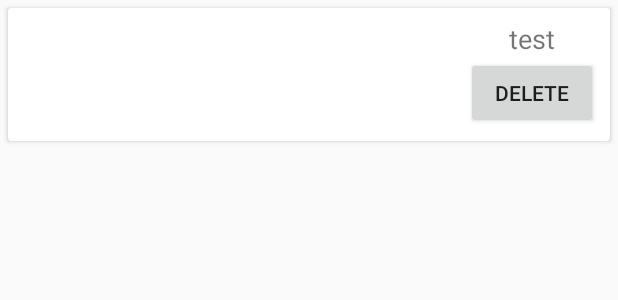
After one commit to PD3-ABCD/HomeMade, an Android app: the layout food_items_seller.xml on its own in the app's theme, with its tools: preview values and no code run, on a phone screen of 412 x 824 dp. The commit adds this screen. Shown: the top 300 px of the screen. Run offline under Robolectric (Android 15) with nearby library versions, the phone set to English and light mode, and no system bars.

Commit message:
Delete Food Item Done

```diff
--- a/app/src/main/java/com/example/MaaKaKhana/ui/login_home/MyAdapter.java
+++ b/app/src/main/java/com/example/MaaKaKhana/ui/login_home/MyAdapter.java
@@ -26,7 +26,7 @@ public class MyAdapter extends RecyclerView.Adapter<MyAdapter.ViewHolder> {
     @Override
 
     public ViewHolder onCreateViewHolder(@NonNull ViewGroup parent, int viewType) {
-        View view= LayoutInflater.from(parent.getContext()).inflate(R.layout.list_data,parent,false);
+        View view= LayoutInflater.from(parent.getContext()).inflate(R.layout.food_items,parent,false);
         return new ViewHolder(view);
     }
 
--- /dev/null
+++ b/app/src/main/res/layout/food_items_seller.xml
@@ -0,0 +1,65 @@
+<?xml version="1.0" encoding="utf-8"?>
+
+<androidx.cardview.widget.CardView xmlns:android="http://schemas.android.com/apk/res/android"
+    android:layout_width="match_parent"
+    android:layout_height="wrap_content"
+    xmlns:app="http://schemas.android.com/apk/res-auto"
+    android:layout_margin="5dp"
+    android:orientation="vertical">
+
+    <androidx.constraintlayout.widget.ConstraintLayout
+        android:layout_width="match_parent"
+        android:layout_height="wrap_content"
+        android:gravity="center|left"
+        android:orientation="vertical"
+        android:padding="8dp">
+
+
+
+        <TextView
+            android:id="@+id/name1"
+            android:layout_width="wrap_content"
+            android:layout_height="wrap_content"
+
+            android:textSize="24sp"
+            app:layout_constraintTop_toTopOf="parent"
+            app:layout_constraintLeft_toLeftOf="parent">
+
+        </TextView>
+
+        <TextView
+            android:id="@+id/description1"
+            android:layout_width="wrap_content"
+            android:layout_height="wrap_content"
+            android:layout_below="@id/name1"
+            android:textSize="16sp"
+            app:layout_constraintTop_toBottomOf="@id/name1"
+            app:layout_constraintStart_toStartOf="@id/name1">
+
+        </TextView>
+
+        <TextView
+            android:id="@+id/price1"
+            android:layout_width="wrap_content"
+            android:layout_height="wrap_content"
+            android:layout_above="@+id/btn"
+            android:text="test"
+            app:layout_constraintEnd_toEndOf="parent"
+            app:layout_constraintTop_toTopOf="parent"
+            android:gravity="center"
+            android:textSize="18sp"
+            app:layout_constraintStart_toStartOf="@id/btn1"/>
+
+        <Button
+            android:id="@+id/btn1"
+            android:layout_width="wrap_content"
+            android:layout_height="wrap_content"
+            android:layout_below="@id/description1"
+            android:layout_alignParentEnd="true"
+            android:layout_alignParentRight="true"
+            android:text="Delete"
+            app:layout_constraintEnd_toEndOf="parent"
+            app:layout_constraintTop_toBottomOf="@id/price1" />
+
+    </androidx.constraintlayout.widget.ConstraintLayout>
+</androidx.cardview.widget.CardView>
--- a/app/src/main/res/layout/fragment_seller.xml
+++ b/app/src/main/res/layout/fragment_seller.xml
@@ -180,7 +180,7 @@
         android:layout_height="wrap_content"
         android:ems="10"
         android:hint="Enter Quantity"
-        android:inputType="textPersonName"
+        android:inputType="number"
         app:layout_constraintBottom_toBottomOf="parent"
         app:layout_constraintEnd_toEndOf="parent"
         app:layout_constraintHorizontal_bias="0.813"
--- a/app/src/main/res/menu/nav_drawer_menu.xml
+++ b/app/src/main/res/menu/nav_drawer_menu.xml
@@ -10,6 +10,10 @@
         android:id="@+id/navigation_fav"
         android:icon="@drawable/ic_seller_account_black_24dp"
         android:title="@string/title_seller" />
+    <item
+        android:id="@+id/navigation_myfooditems"
+        android:icon="@drawable/ic_seller_account_black_24dp"
+        android:title="@string/title_myfooditems" />
 
     <item
         android:id="@+id/navigation_logout"
--- a/app/src/main/res/navigation/mobile_bottom_navigation.xml
+++ b/app/src/main/res/navigation/mobile_bottom_navigation.xml
@@ -24,6 +24,12 @@
         tools:layout="@layout/fragment_seller" />
 
     <fragment
+        android:id="@+id/navigation_myfooditems"
+        android:name="com.example.MaaKaKhana.ui.MyFoodItems.MyFoodItemsFragment"
+        android:label="@string/title_myfooditems"
+        tools:layout="@layout/fragment_seller" />
+
+    <fragment
         android:id="@+id/navigation_logout"
         android:name="com.example.MaaKaKhana.ui.logout.LogoutFragment"
         android:label="@string/title_logout" />
--- a/app/src/main/res/values/strings.xml
+++ b/app/src/main/res/values/strings.xml
@@ -14,5 +14,6 @@
     <!--<string name="title_notifications">Notifications</string>-->
     <string name="title_seller">Seller</string>
     <string name="title_orderhistory">Order History</string>
+    <string name="title_myfooditems">My Food Items</string>
     <string name="title_logout" />
 </resources>
```
Also changed, not shown: app/src/main/java/com/example/MaaKaKhana/ui/MyFoodItems/ListData1.java (added, +54 -0 lines), app/src/main/java/com/example/MaaKaKhana/ui/MyFoodItems/MyAdapter1.java (added, +101 -0 lines), app/src/main/java/com/example/MaaKaKhana/ui/MyFoodItems/MyFoodItemsFragment.java (added, +100 -0 lines), app/src/main/java/com/example/MaaKaKhana/ui/MyFoodItems/MyFoodItemsViewModel.java (added, +7 -0 lines), app/src/main/java/com/example/MaaKaKhana/ui/seller/SellerFragment.java (+5 -2 lines), app/src/main/res/layout/my_food_items_fragment.xml (added, +13 -0 lines), app/src/main/res/layout/food_items.xml (renamed from app/src/main/res/layout/list_data.xml).
